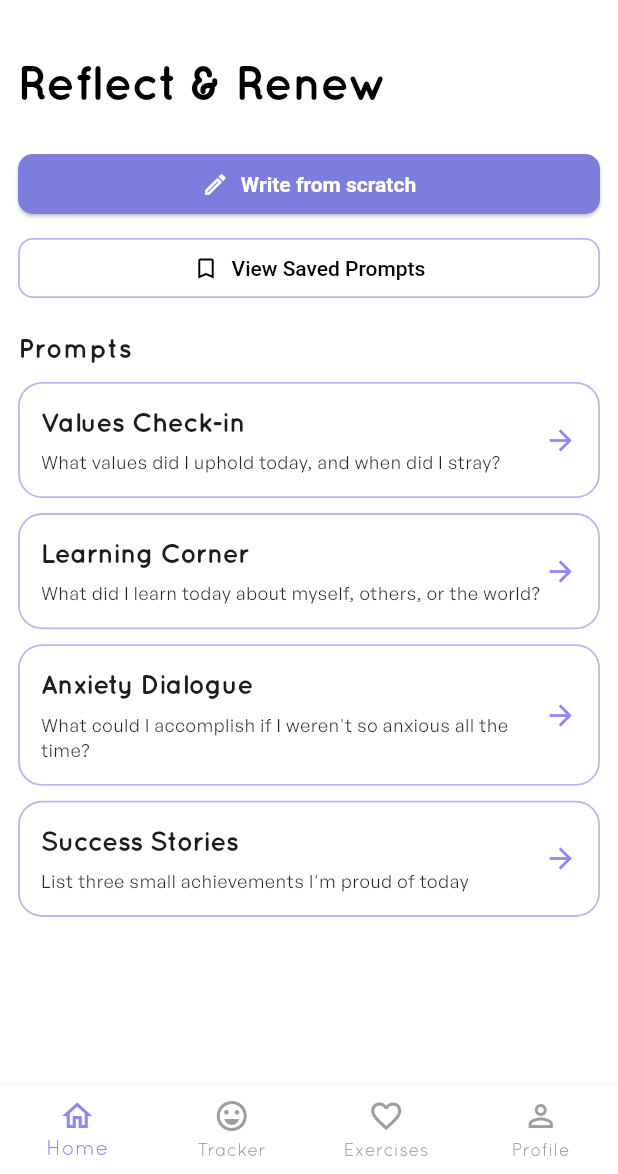
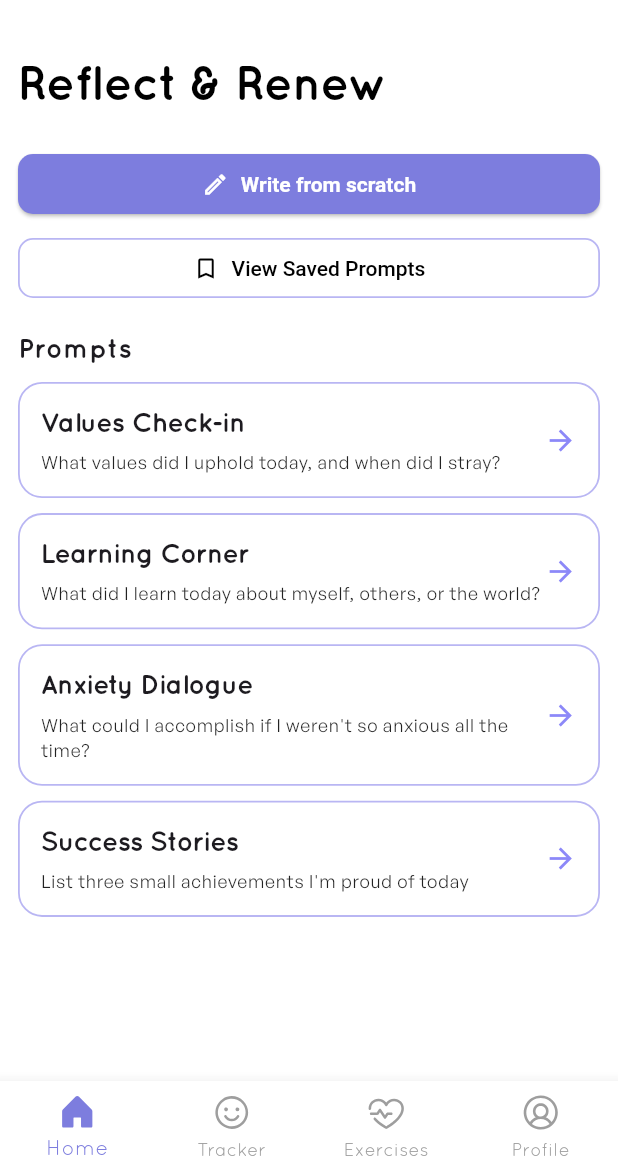
Before and after one commit to saifahmeddd/Moodie, a Flutter app: the JournalingScreen screen opened by its route, on a phone screen of 412 x 824 dp, the part 62-1236 px from its top. Run offline on Flutter 3.47's test engine with Material 3 defaults, Android fonts, the phone set to English and light mode, and no system bars; our stand-ins replace cloud_firestore, firebase_auth, firebase_core, flutter_dotenv, flutter_svg; missing offline and left inert: gif_view; accounts and stored records are empty; Roboto replaces fonts that are missing (GeneralSans); project files that could hold a hidden picture were left out.

Commit message:
Fix journaling screen Navbar

```diff
--- a/lib/screens/journaling_screen.dart
+++ b/lib/screens/journaling_screen.dart
@@ -1,4 +1,5 @@
 import 'package:flutter/material.dart';
+import 'package:flutter_svg/flutter_svg.dart';
 import 'journal_entry_screen.dart';
 import '../widgets/custom_back_button.dart';
 import 'journal_scratch_entry_screen.dart';
@@ -33,34 +34,21 @@ class _JournalingScreenState extends State<JournalingScreen> {
     },
   ];
 
-  void _onNavTap(int index) {
-    if (index == _selectedIndex) return;
+  void _onItemTapped(int index) {
+    if (index == 2) {
+      Navigator.pushNamed(context, '/exercises');
+    } else {
       setState(() => _selectedIndex = index);
-    switch (index) {
-      case 0:
-        Navigator.pushReplacementNamed(context, '/home');
-        break;
-      case 1:
-        Navigator.pushReplacementNamed(context, '/mood-tracker');
-        break;
-      case 2:
-        // Placeholder for Exercises
-        ScaffoldMessenger.of(
-          context,
-        ).showSnackBar(const SnackBar(content: Text('Exercises coming soon!')));
-        break;
-      case 3:
-        Navigator.pushReplacementNamed(context, '/profile');
-        break;
     }
   }
 
   @override
   Widget build(BuildContext context) {
-    return Scaffold(
+    return SafeArea(
+      top: true,
+      child: Scaffold(
         backgroundColor: Colors.white,
-      body: SafeArea(
-        child: Column(
+        body: Column(
           children: [
             Padding(
               padding: const EdgeInsets.symmetric(
@@ -261,34 +249,65 @@ class _JournalingScreenState extends State<JournalingScreen> {
             ),
           ],
         ),
+        bottomNavigationBar: BottomNavigationBar(
+          items: [
+            BottomNavigationBarItem(
+              icon: SvgPicture.asset(
+                _selectedIndex == 0
+                    ? 'assets/icons/nav-icons/house-fill.svg'
+                    : 'assets/icons/nav-icons/house.svg',
+                height: 28,
+                width: 28,
+                color:
+                    _selectedIndex == 0 ? const Color(0xFF7D7DDE) : Colors.grey,
               ),
-      bottomNavigationBar: BottomNavigationBar(
-        type: BottomNavigationBarType.fixed,
-        backgroundColor: Colors.white,
-        selectedItemColor: const Color(0xFF8C88F8),
-        unselectedItemColor: Colors.grey[500],
-        showSelectedLabels: true,
-        showUnselectedLabels: true,
-        items: const [
-          BottomNavigationBarItem(
-            icon: Icon(Icons.home_outlined),
               label: 'Home',
             ),
             BottomNavigationBarItem(
-            icon: Icon(Icons.emoji_emotions_outlined),
+              icon: SvgPicture.asset(
+                _selectedIndex == 1
+                    ? 'assets/icons/nav-icons/smiley-fill.svg'
+                    : 'assets/icons/nav-icons/smiley.svg',
+                height: 28,
+                width: 28,
+                color:
+                    _selectedIndex == 1 ? const Color(0xFF7D7DDE) : Colors.grey,
+              ),
               label: 'Tracker',
             ),
             BottomNavigationBarItem(
-            icon: Icon(Icons.favorite_border),
+              icon: SvgPicture.asset(
+                _selectedIndex == 2
+                    ? 'assets/icons/nav-icons/heartbeat-fill.svg'
+                    : 'assets/icons/nav-icons/heartbeat.svg',
+                height: 28,
+                width: 28,
+                color:
+                    _selectedIndex == 2 ? const Color(0xFF7D7DDE) : Colors.grey,
+              ),
               label: 'Exercises',
             ),
             BottomNavigationBarItem(
-            icon: Icon(Icons.person_outline),
+              icon: SvgPicture.asset(
+                _selectedIndex == 3
+                    ? 'assets/icons/nav-icons/user-circle-fill.svg'
+                    : 'assets/icons/nav-icons/user-circle.svg',
+                height: 28,
+                width: 28,
+                color:
+                    _selectedIndex == 3 ? const Color(0xFF7D7DDE) : Colors.grey,
+              ),
               label: 'Profile',
             ),
           ],
           currentIndex: _selectedIndex,
-        onTap: _onNavTap,
+          selectedItemColor: const Color(0xFF7D7DDE),
+          unselectedItemColor: Colors.grey,
+          onTap: _onItemTapped,
+          type: BottomNavigationBarType.fixed,
+          showUnselectedLabels: true,
+          backgroundColor: Colors.white,
+        ),
       ),
     );
   }
```
Lines whose indentation alone changed are shown as unchanged.
